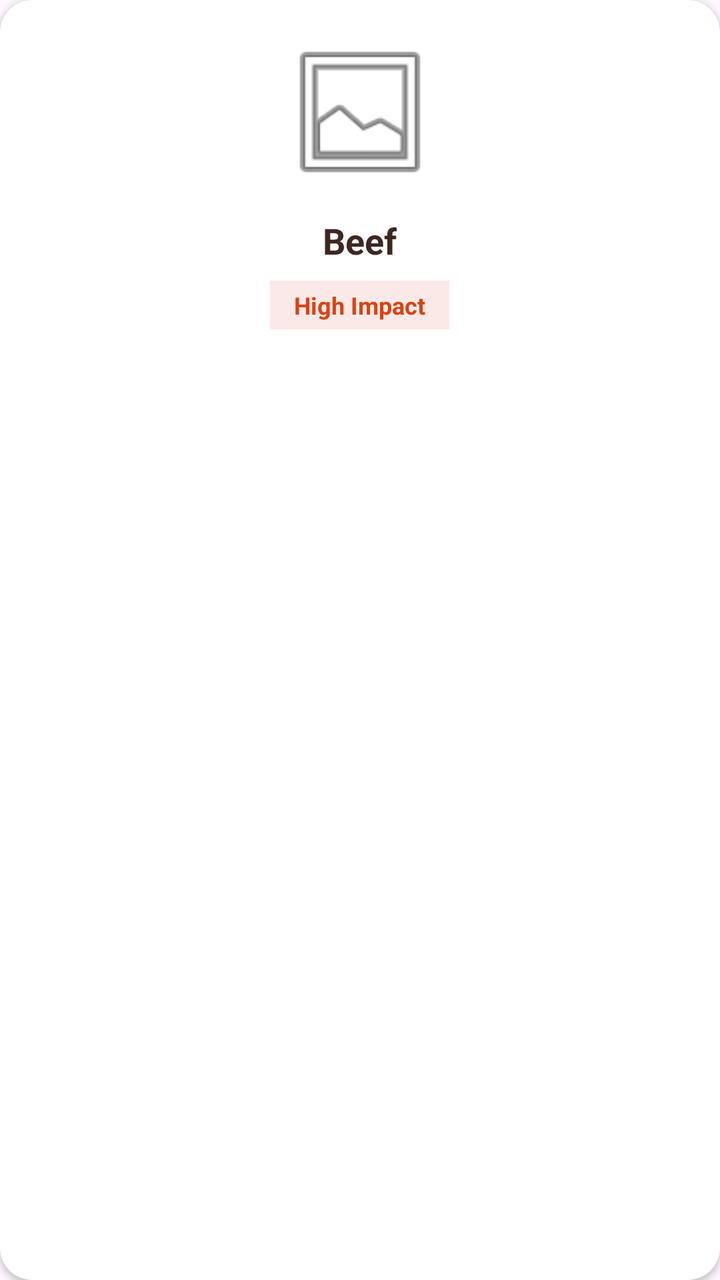
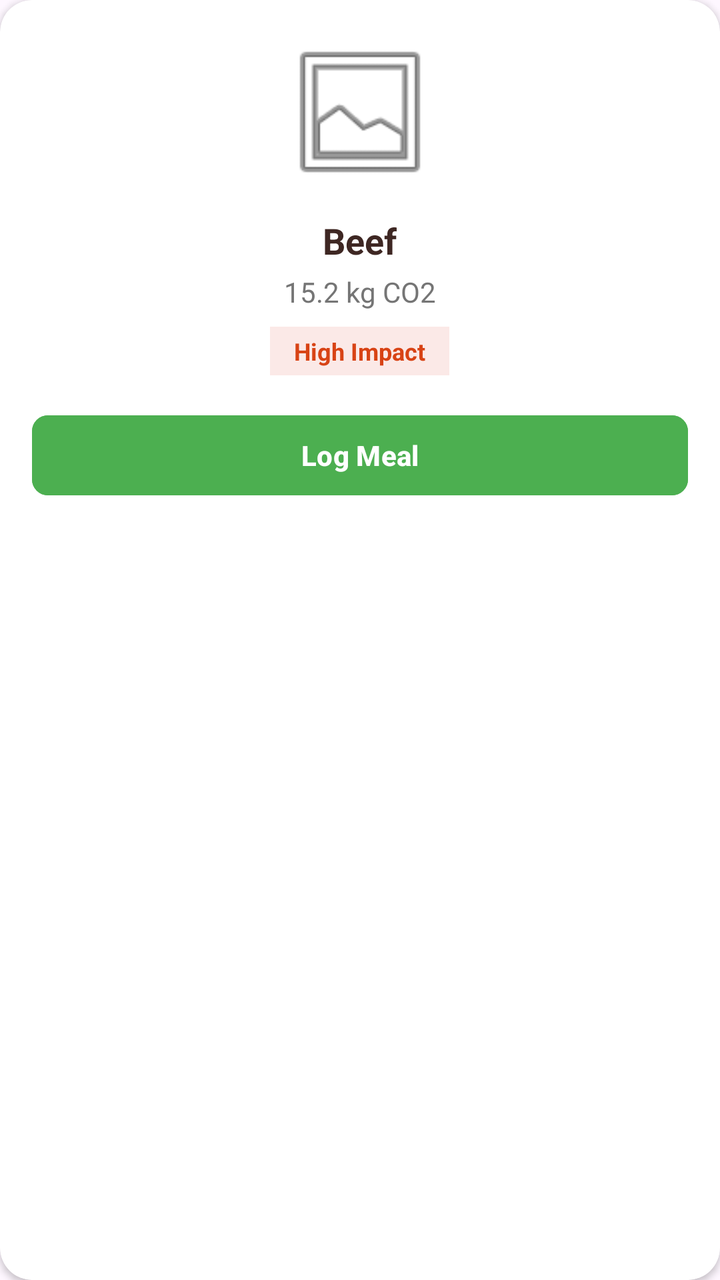

An Android layout rendered at two revisions. The XML below is the earlier revision; the diff shows what the commit changed to produce the second picture.
<!-- AndroidManifest.xml: application theme Theme.GreenEarth -->
<!-- res/layout/item_food.xml -->
<?xml version="1.0" encoding="utf-8"?>
<androidx.cardview.widget.CardView
    xmlns:android="http://schemas.android.com/apk/res/android"
    xmlns:app="http://schemas.android.com/apk/res-auto"
    android:layout_width="match_parent"
    android:layout_height="wrap_content"
    android:layout_margin="8dp"
    app:cardCornerRadius="16dp"
    app:cardElevation="2dp"
    app:cardBackgroundColor="#FFFFFF">

    <LinearLayout
        android:layout_width="match_parent"
        android:layout_height="wrap_content"
        android:orientation="vertical"
        android:gravity="center"
        android:padding="16dp">

        <ImageView
            android:id="@+id/imgFoodIcon"
            android:layout_width="80dp"
            android:layout_height="80dp"
            android:src="@android:drawable/ic_menu_gallery" /> <TextView
        android:id="@+id/txtFoodName"
        android:layout_width="wrap_content"
        android:layout_height="wrap_content"
        android:text="Beef"
        android:textSize="18sp"
        android:textStyle="bold"
        android:textColor="#3E2723"
        android:layout_marginTop="12dp"/>

        <TextView
            android:id="@+id/txtImpactLabel"
            android:layout_width="wrap_content"
            android:layout_height="wrap_content"
            android:text="High Impact"
            android:textSize="12sp"
            android:textColor="#D84315"
            android:background="#FBE9E7"
            android:paddingHorizontal="12dp"
            android:paddingVertical="4dp"
            android:layout_marginTop="8dp"
            android:textStyle="bold"/>
    </LinearLayout>
</androidx.cardview.widget.CardView>
<!-- resources referenced by this layout -->
<resources>
  <style name="Theme.GreenEarth" parent="Base.Theme.GreenEarth" />
  <style name="Base.Theme.GreenEarth" parent="Theme.Material3.DayNight.NoActionBar">
          
          
      </style>
</resources>

<!-- the commit's change to res/layout/item_food.xml (unified diff, before → after) -->
@@ -20,15 +20,27 @@
             android:id="@+id/imgFoodIcon"
             android:layout_width="80dp"
             android:layout_height="80dp"
-            android:src="@android:drawable/ic_menu_gallery" /> <TextView
-        android:id="@+id/txtFoodName"
-        android:layout_width="wrap_content"
-        android:layout_height="wrap_content"
-        android:text="Beef"
-        android:textSize="18sp"
-        android:textStyle="bold"
-        android:textColor="#3E2723"
-        android:layout_marginTop="12dp"/>
+            android:scaleType="centerCrop"
+            android:src="@android:drawable/ic_menu_gallery" />
+
+        <TextView
+            android:id="@+id/txtFoodName"
+            android:layout_width="wrap_content"
+            android:layout_height="wrap_content"
+            android:text="Beef"
+            android:textSize="18sp"
+            android:textStyle="bold"
+            android:textColor="#3E2723"
+            android:layout_marginTop="12dp"/>
+
+        <TextView
+            android:id="@+id/txtCarbonValue"
+            android:layout_width="wrap_content"
+            android:layout_height="wrap_content"
+            android:text="15.2 kg CO2"
+            android:textSize="14sp"
+            android:textColor="#757575"
+            android:layout_marginTop="4dp"/>
 
         <TextView
             android:id="@+id/txtImpactLabel"
@@ -42,5 +54,17 @@
             android:paddingVertical="4dp"
             android:layout_marginTop="8dp"
             android:textStyle="bold"/>
+
+        <Button
+            android:id="@+id/btnLogMeal"
+            android:layout_width="match_parent"
+            android:layout_height="wrap_content"
+            android:layout_marginTop="16dp"
+            android:backgroundTint="#4CAF50"
+            android:text="Log Meal"
+            android:textColor="#FFFFFF"
+            android:textStyle="bold"
+            app:cornerRadius="8dp"/>
+
     </LinearLayout>
 </androidx.cardview.widget.CardView>
